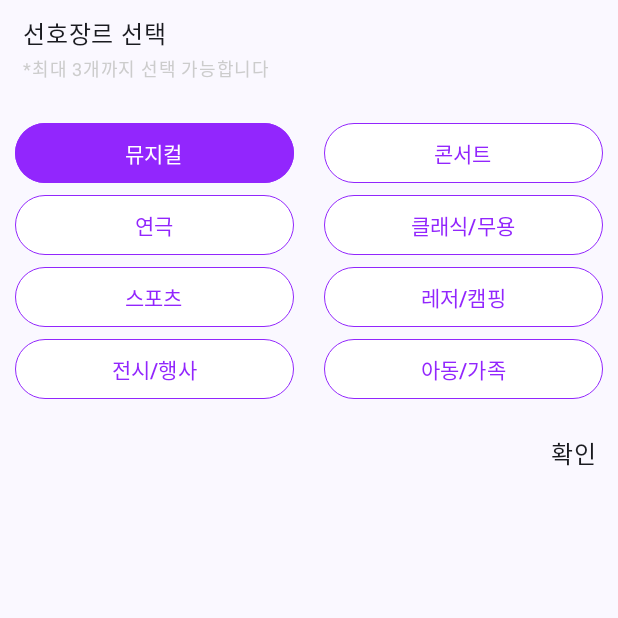
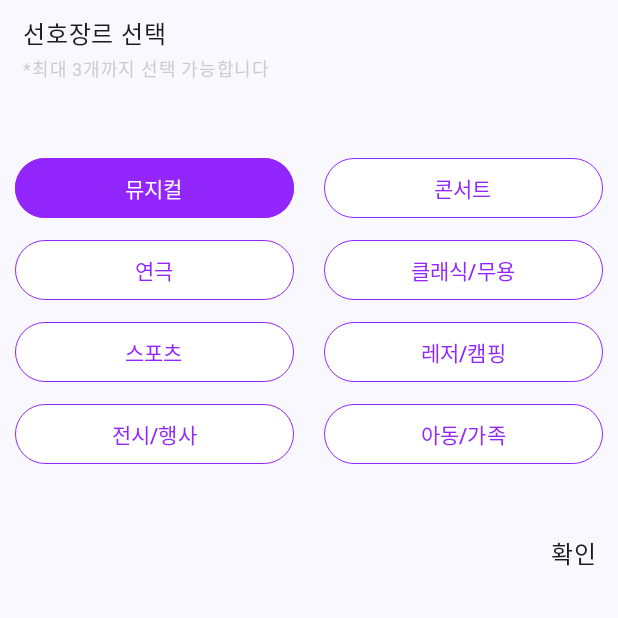
Before and after one commit to VeritasKau/CatchPlan-Android, an Android app built with Jetpack Compose: the composable FavoriteDialogContent shown on its own in the app's theme, after a tap on "뮤지컬", on a phone screen of 412 x 824 dp, the top half of it. Run offline under Robolectric (Android 15) with nearby library versions, the phone set to English and light mode, and no system bars.

Commit message:
[Refactor] Dialog 크기 조정

```diff
--- a/kausanhak/app/src/main/java/com/kauproject/kausanhak/presentation/ui/setting/dialog/FavoriteDialog.kt
+++ b/kausanhak/app/src/main/java/com/kauproject/kausanhak/presentation/ui/setting/dialog/FavoriteDialog.kt
@@ -94,12 +94,12 @@ fun FavoriteDialogContent(
             color = Color.LightGray,
             fontSize = 12.sp
         )
-        Spacer(modifier = Modifier.padding(10.dp))
+        Spacer(modifier = Modifier.padding(vertical = 20.dp))
         SetFavoriteButton(
             viewModel = viewModel,
             onCompleteBtnCallBack = { cnt = it }
         )
-        Spacer(modifier = Modifier.padding(10.dp))
+        Spacer(modifier = Modifier.padding(vertical = 20.dp))
         Row(
             modifier = Modifier
                 .fillMaxWidth()
@@ -149,7 +149,7 @@ fun SetFavoriteButton(
                 OutlinedButton(
                     modifier = Modifier
                         .fillMaxSize()
-                        .padding(horizontal = 10.dp)
+                        .padding(horizontal = 10.dp, vertical = 3.dp)
                     ,
                     border = BorderStroke(0.5.dp, color = colorResource(id = R.color.purple_main)),
                     colors = ButtonDefaults.buttonColors(containerColor = bgColor),
--- a/kausanhak/app/src/main/java/com/kauproject/kausanhak/presentation/ui/setting/dialog/MbtiDialog.kt
+++ b/kausanhak/app/src/main/java/com/kauproject/kausanhak/presentation/ui/setting/dialog/MbtiDialog.kt
@@ -81,14 +81,14 @@ fun MbtiDialogContent(
             text = stringResource(id = R.string.setting_mbti_title)
         )
 
-        Spacer(modifier = Modifier.padding(10.dp))
+        Spacer(modifier = Modifier.padding(vertical = 20.dp))
 
         CreateMbtiSetButton(viewModel, firstMbti, 0)
         CreateMbtiSetButton(viewModel, secondMbti, 1)
         CreateMbtiSetButton(viewModel, thirdMbti, 2)
         CreateMbtiSetButton(viewModel, lastMbti, 3)
 
-        Spacer(modifier = Modifier.padding(10.dp))
+        Spacer(modifier = Modifier.padding(vertical = 20.dp))
 
         Row(
             modifier = Modifier
@@ -143,7 +143,7 @@ fun CreateMbtiSetButton(
                 OutlinedButton(
                     modifier = Modifier
                         .fillMaxSize()
-                        .padding(horizontal = 10.dp)
+                        .padding(horizontal = 10.dp, vertical = 3.dp)
                     ,
                     border = BorderStroke(0.5.dp, color = colorResource(id = R.color.purple_main)),
                     colors = ButtonDefaults.buttonColors(containerColor = bgColor),
```
